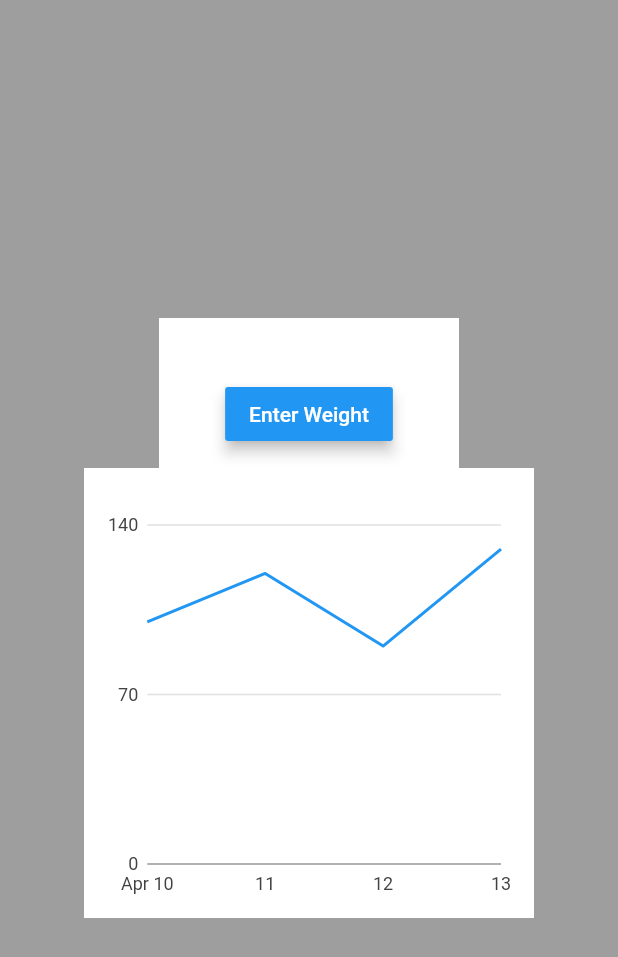
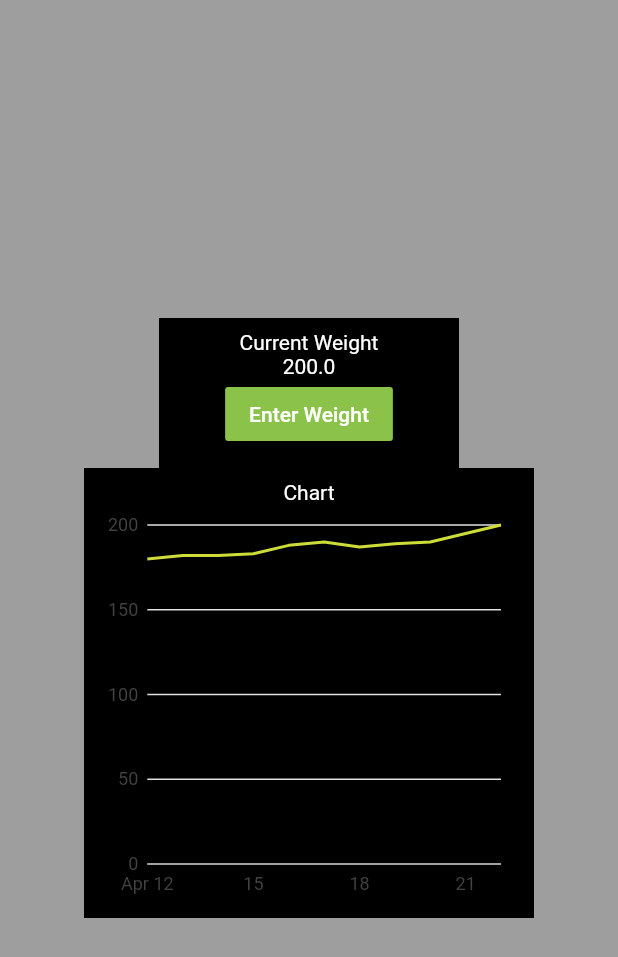
Before and after one commit to Doom1201/BlurBodyBalance, a Flutter app: the WeightTracker screen opened directly, on a phone screen of 412 x 824 dp. Shown: the top 957 px of the screen. Run offline on Flutter 3.47's test engine with Material 2 defaults, Android fonts, the phone set to English and light mode, and no system bars; our stand-ins replace charts_flutter, cloud_firestore, dynamic_theme, firebase_auth, pedometer, percent_indicator and 1 more; accounts and stored records are empty.

Commit message:
WeightTracker updates with new entry + formating

```diff
--- a/blurbodybalance/lib/lineGraph.dart
+++ b/blurbodybalance/lib/lineGraph.dart
@@ -47,7 +47,7 @@ List<charts.Series<WeightDataObject, DateTime>> _createDateTimeData(
 // }
 
 //enumeration of different colors offered. (more are offered, add one if you like)
-enum GraphLineColor { Blue, Green, Red }
+enum GraphLineColor { Blue, Green, Red, LightGreen }
 
 charts.Color getLineColor(GraphLineColor color) {
   var lineColor;
@@ -70,6 +70,11 @@ charts.Color getLineColor(GraphLineColor color) {
         lineColor = charts.MaterialPalette.red.shadeDefault;
       }
       break;
+
+    case GraphLineColor.LightGreen:
+      {
+        lineColor = charts.MaterialPalette.lime.shadeDefault;
+      }
   }
 
   return lineColor;
--- a/blurbodybalance/lib/main.dart
+++ b/blurbodybalance/lib/main.dart
@@ -1,13 +1,14 @@
 import 'package:blurbodybalance/pages/Setup/signUp.dart';
 import 'package:blurbodybalance/pages/Setup/userInfo.dart';
 import 'package:blurbodybalance/pages/home.dart';
+import 'package:blurbodybalance/pages/weightTracker.dart';
 import 'package:shared_preferences/shared_preferences.dart';
 import 'package:flutter/material.dart';
 import 'package:dynamic_theme/dynamic_theme.dart'; // https://proandroiddev.com/how-to-dynamically-change-the-theme-in-flutter-698bd022d0f0
 //import 'package:blurbodybalance/pages/Setup/welcome.dart';
 import 'package:blurbodybalance/pages/Setup/pagehandler.dart';
 import 'package:flutter/material.dart';
-import 'package:dynamic_theme/dynamic_theme.dart';    // https://proandroiddev.com/how-to-dynamically-change-the-theme-in-flutter-698bd022d0f0
+import 'package:dynamic_theme/dynamic_theme.dart'; // https://proandroiddev.com/how-to-dynamically-change-the-theme-in-flutter-698bd022d0f0
 
 // Currently can't figure out why runApp new MyApp won't accept
 // brightness in order to remember dark state across app restarts
@@ -41,7 +42,7 @@ class MyApp extends StatelessWidget {
               '/signup': (BuildContext context) => new SignUpPage()
             },
             theme: theme,
-            home: UserrInfo(),
+            home: WeightTracker(),
           );
         });
   }
--- a/blurbodybalance/lib/pages/Setup/loginPage.dart
+++ b/blurbodybalance/lib/pages/Setup/loginPage.dart
@@ -48,8 +48,8 @@ class _WelcomePageState extends State<WelcomePage> {
                                 color: Colors.green)),
                       ),
                       Container(
-                        padding: EdgeInsets.fromLTRB(63.0, 115.0, 0.0, 0.0),
-                        child: Text('ody')),
+                          padding: EdgeInsets.fromLTRB(63.0, 115.0, 0.0, 0.0),
+                          child: Text('ody')),
                       Container(
                         padding: EdgeInsets.fromLTRB(15.0, 180.0, 0.0, 0.0),
                         child: Text('B',
--- a/blurbodybalance/lib/pages/Setup/signUp.dart
+++ b/blurbodybalance/lib/pages/Setup/signUp.dart
@@ -1,7 +1,7 @@
 import 'package:blurbodybalance/pages/Setup/userInfo.dart';
 import 'package:firebase_auth/firebase_auth.dart';
 import 'package:flutter/material.dart';
-import 'package:blurbodybalance/usermanagement.dart';
+import 'package:blurbodybalance/databasemanager.dart';
 
 class SignUpPage extends StatefulWidget {
   _SignUpPageState createState() => _SignUpPageState();
@@ -186,7 +186,7 @@ class _SignUpPageState extends State<SignUpPage> {
 
   Future<void> signUp() async {
     final formState = _formKey.currentState;
-    final userDataManagement = new UserDataManagement();
+    final userDataManagement = new DatabaseManager();
     if (formState.validate()) {
       formState.save();
       try {
--- a/blurbodybalance/lib/pages/home.dart
+++ b/blurbodybalance/lib/pages/home.dart
@@ -1,4 +1,4 @@
-import 'package:blurbodybalance/usermanagement.dart';
+import 'package:blurbodybalance/databasemanager.dart';
 import 'package:cloud_firestore/cloud_firestore.dart';
 import 'package:firebase_auth/firebase_auth.dart';
 import 'package:flutter/material.dart';
--- a/blurbodybalance/lib/pages/weightTracker.dart
+++ b/blurbodybalance/lib/pages/weightTracker.dart
@@ -1,4 +1,4 @@
-import 'package:blurbodybalance/usermanagement.dart';
+import 'package:blurbodybalance/databasemanager.dart';
 import 'package:firebase_auth/firebase_auth.dart';
 import 'package:flutter/material.dart';
 import 'package:blurbodybalance/lineGraph.dart';
@@ -10,22 +10,26 @@ class WeightTracker extends StatefulWidget {
 
 class _WeightTrackerState extends State<WeightTracker> {
   List<WeightDataObject> _weightData = new List<WeightDataObject>();
-
-  double _currentWeight = 0;
-
+  double _currentWeight;
   var _lineGraph;
 
   @override
+  void initState() {
+    super.initState();
+
+    getWeightData();
+    _currentWeight = _weightData[_weightData.length - 1].weight;
+    _lineGraph =
+        LineGraph.getTimeSeriesChart(_weightData, GraphLineColor.LightGreen);
+    print(_currentWeight);
+  }
+
+  @override
   Widget build(BuildContext context) {
-    //collect weight data
-    getWeightData();
-
-    _lineGraph = LineGraph.getTimeSeriesChart(_weightData, GraphLineColor.Blue);
-
     final currentWeightContainer = Center(
         child: Container(
             constraints: BoxConstraints(maxHeight: 100, maxWidth: 200),
-            color: Colors.white,
+            color: Colors.black,
             padding: EdgeInsets.all(8.0),
             child: Center(
                 child: Column(
@@ -35,7 +39,7 @@ class _WeightTrackerState extends State<WeightTracker> {
                 RaisedButton(
                   child: Text("Enter Weight"),
                   elevation: 4.0,
-                  color: Colors.blue,
+                  color: Colors.lightGreen,
                   textColor: Colors.white,
                   onPressed: () {
                     weightInputDialog(context).then((weight) {
@@ -43,9 +47,11 @@ class _WeightTrackerState extends State<WeightTracker> {
                         //update current weight
                         _currentWeight = weight;
                         //add entered value to _weightData
-                        _weightData.add(new WeightDataObject(weight, new DateTime.now()));
+                        _weightData.add(
+                            new WeightDataObject(weight, new DateTime.now()));
                         //update line graph
-                        _lineGraph = LineGraph.getTimeSeriesChart(_weightData, GraphLineColor.Blue);
+                        _lineGraph = LineGraph.getTimeSeriesChart(
+                            _weightData, GraphLineColor.LightGreen);
                         print(_weightData[_weightData.length - 1].weight);
                       });
                     });
@@ -58,7 +64,7 @@ class _WeightTrackerState extends State<WeightTracker> {
     final weightGraphContainer = Center(
       child: Container(
         constraints: BoxConstraints(maxWidth: 300, maxHeight: 300),
-        color: Colors.white,
+        color: Colors.black,
         padding: EdgeInsets.all(8.0),
         child: Column(
           children: <Widget>[
@@ -105,7 +111,8 @@ class _WeightTrackerState extends State<WeightTracker> {
                     double weight = double.parse(string);
 
                     //store weight in database
-                    UserDataManagement().addWeightEntry(user, double.parse(string));
+                    DatabaseManager()
+                        .addWeightEntry(user, double.parse(string));
                     //close dialog
                     Navigator.of(context).pop(weight);
                   },
@@ -116,17 +123,27 @@ class _WeightTrackerState extends State<WeightTracker> {
         });
   }
 
-
   getWeightData() async {
     _weightData = new List<WeightDataObject>();
-    _weightData
-        .add(new WeightDataObject(100, new DateTime(2018, DateTime.april, 10)));
-    _weightData
-        .add(new WeightDataObject(120, new DateTime(2018, DateTime.april, 11)));
-    _weightData
-        .add(new WeightDataObject(90, new DateTime(2018, DateTime.april, 12)));
-    _weightData
-        .add(new WeightDataObject(130, new DateTime(2018, DateTime.april, 13)));
+
+    var values = [
+      180.0,
+      182.0,
+      182.0,
+      183.0,
+      188.0,
+      190.0,
+      187.0,
+      189.0,
+      190.0,
+      195.0,
+      200.0
+    ];
+
+    for (int i = 0; i < values.length; ++i) {
+      _weightData.add(new WeightDataObject(
+          values[i], new DateTime(2018, DateTime.april, 12 + i)));
+    }
 
     // UserDataManagement dataManager = new UserDataManagement();
     // //get current firebase user
@@ -138,7 +155,6 @@ class _WeightTrackerState extends State<WeightTracker> {
   }
 }
 
-
 class WeightDataObject {
   final double weight;
   final DateTime timestamp;
```
Also changed, not shown: blurbodybalance/lib/databasemanager.dart (renamed from blurbodybalance/lib/usermanagement.dart, +5 -6 lines), blurbodybalance/lib/globals.dart (+23 -16 lines).
